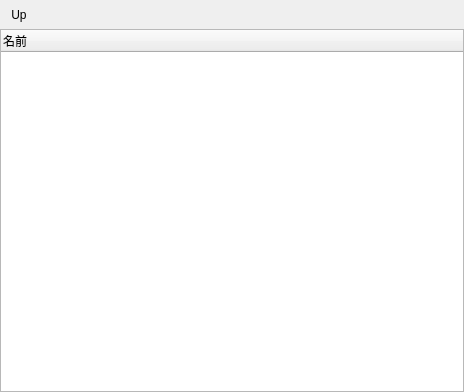
hananoki/FolderManager, file main/src/UIViewL.ui: the form before one commit.
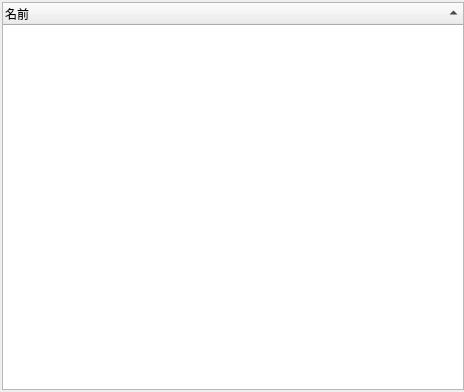
The form after the commit. Icons and pictures are not drawn. Custom widgets are drawn as their Qt base class.

```diff
--- a/main/src/UIViewL.ui
+++ b/main/src/UIViewL.ui
@@ -18,37 +18,17 @@
     <number>0</number>
    </property>
    <property name="leftMargin">
-    <number>0</number>
+    <number>2</number>
    </property>
    <property name="topMargin">
-    <number>0</number>
+    <number>2</number>
    </property>
    <property name="rightMargin">
     <number>0</number>
    </property>
    <property name="bottomMargin">
-    <number>0</number>
+    <number>2</number>
    </property>
-   <item>
-    <widget class="QToolBar" name="toolBar">
-     <property name="windowTitle">
-      <string>toolBar</string>
-     </property>
-     <property name="movable">
-      <bool>false</bool>
-     </property>
-     <property name="iconSize">
-      <size>
-       <width>14</width>
-       <height>14</height>
-      </size>
-     </property>
-     <property name="toolButtonStyle">
-      <enum>Qt::ToolButtonIconOnly</enum>
-     </property>
-     <addaction name="actionUp"/>
-    </widget>
-   </item>
    <item>
     <widget class="HTreeWidget" name="treeWidget">
      <property name="alternatingRowColors">
@@ -60,6 +40,9 @@
      <property name="uniformRowHeights">
       <bool>true</bool>
      </property>
+     <property name="sortingEnabled">
+      <bool>true</bool>
+     </property>
      <property name="headerHidden">
       <bool>false</bool>
      </property>
```
Left out of the diff: 6 changed lines with no effect on the pictures.
